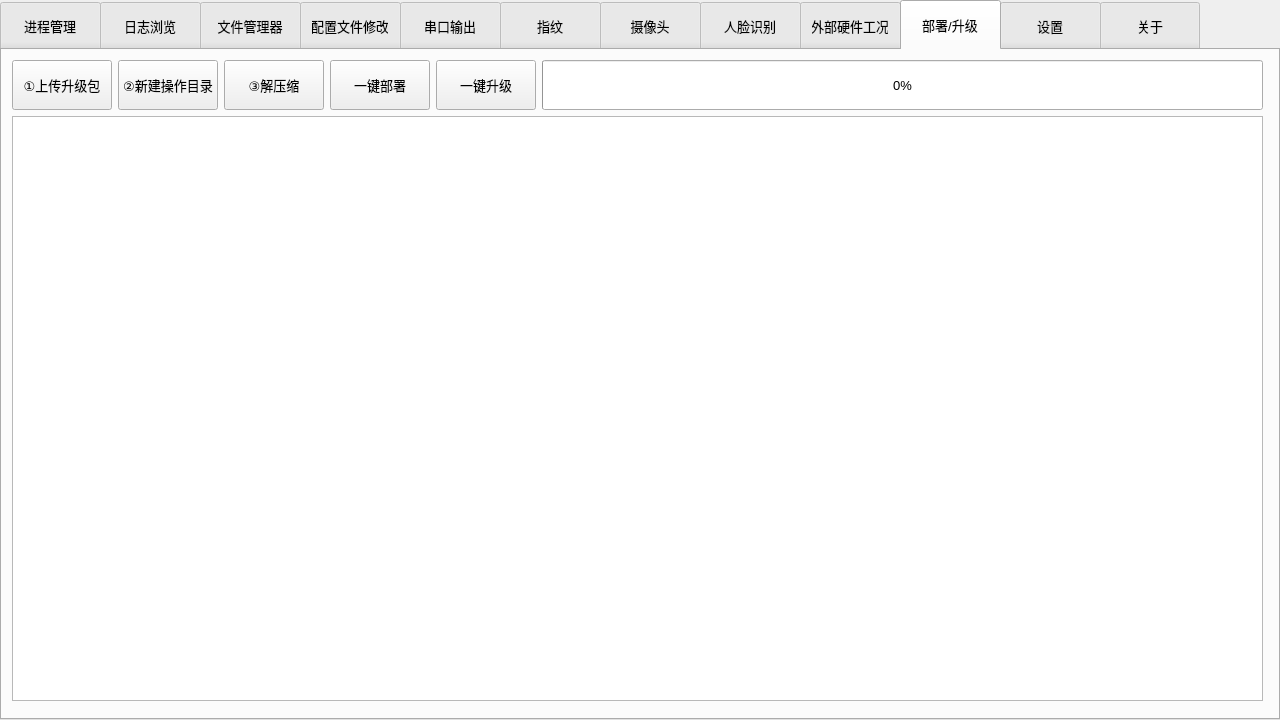
The window that midtool.ui (Nehcknarf/MidTool) describes before a commit, drawn with Qt 5.
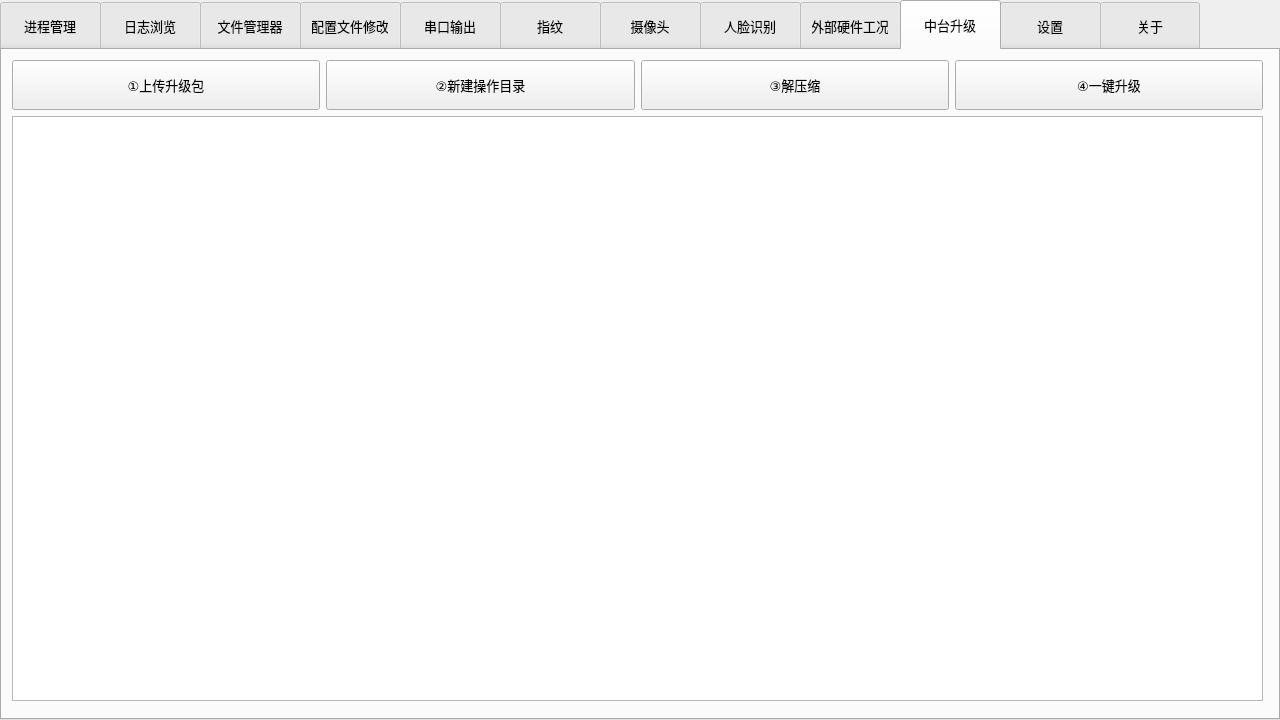
The same window after the commit. The open tabs and pages were chosen to show the change. Icons and pictures are not drawn.

Diff of the .ui file:
```diff
--- a/midtool.ui
+++ b/midtool.ui
@@ -3408,7 +3408,7 @@
   </widget>
   <widget class="QWidget" name="tab_15">
    <attribute name="title">
-    <string>部署/升级</string>
+    <string>中台升级</string>
    </attribute>
    <widget class="QWidget" name="layoutWidget">
     <property name="geometry">
@@ -3476,24 +3476,6 @@
          </property>
         </widget>
        </item>
-       <item>
-        <widget class="QPushButton" name="installButton">
-         <property name="minimumSize">
-          <size>
-           <width>100</width>
-           <height>50</height>
-          </size>
-         </property>
-         <property name="font">
-          <font>
-           <pointsize>10</pointsize>
-          </font>
-         </property>
-         <property name="text">
-          <string>一键部署</string>
-         </property>
-        </widget>
-       </item>
        <item>
         <widget class="QPushButton" name="upgradeButton">
          <property name="minimumSize">
@@ -3508,28 +3490,7 @@
           </font>
          </property>
          <property name="text">
-          <string>一键升级</string>
-         </property>
-        </widget>
-       </item>
-       <item>
-        <widget class="QProgressBar" name="progressBar">
-         <property name="minimumSize">
-          <size>
-           <width>0</width>
-           <height>50</height>
-          </size>
-         </property>
-         <property name="font">
-          <font>
-           <pointsize>10</pointsize>
-          </font>
-         </property>
-         <property name="value">
-          <number>0</number>
-         </property>
-         <property name="textVisible">
-          <bool>true</bool>
+          <string>④一键升级</string>
          </property>
         </widget>
        </item>
```
Left out of the diff: 9 changed lines with no effect on the pictures.
